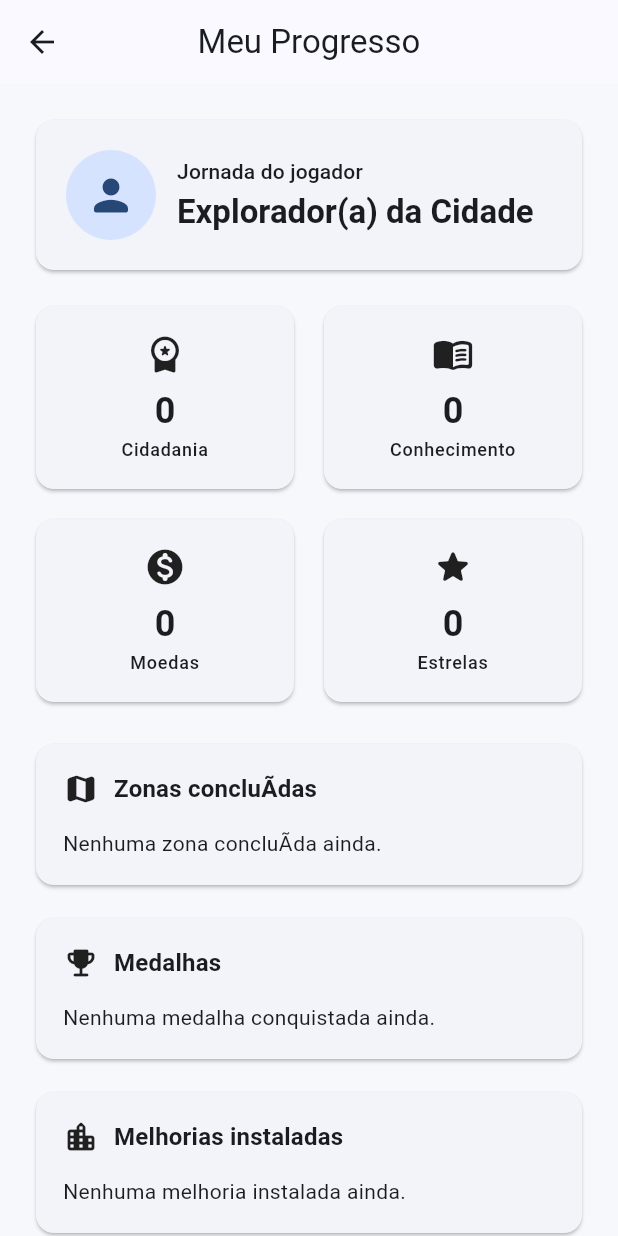
After one commit to adelmomelo-art/cidade_em_movimento, a Flutter app: the PlayerProgressScreen screen opened by its route, on a phone screen of 412 x 824 dp. The commit adds this screen. Run offline on Flutter 3.47's test engine with Material 3 defaults, Android fonts, the phone set to English and light mode, and no system bars; our stand-ins replace shared_preferences; accounts and stored records are empty.

Commit message:
feat(p1-c): adiciona tela de progresso do jogador

```diff
--- a/lib/app/routes.dart
+++ b/lib/app/routes.dart
@@ -16,6 +16,7 @@ import '../screens/home/home_screen.dart';
 import '../screens/intro/intro_screen.dart';
 import '../screens/mission/mission_screen.dart';
 import '../screens/mission_result/mission_result_screen.dart';
+import '../screens/player_progress/player_progress_screen.dart';
 import '../screens/profile/profile_screen.dart';
 import '../screens/zone_1_map/zone_1_map_screen.dart';
 
@@ -27,6 +28,7 @@ class AppRoutes {
   static const avatar = '/avatar';
   static const intro = '/intro';
   static const zone1 = '/zone-1';
+  static const playerProgress = '/player-progress';
   static const mission1 = '/zone-1/mission-1';
   static const mission2 = '/zone-1/mission-2';
   static const mission3 = '/zone-1/mission-3';
@@ -74,6 +76,14 @@ class AppRoutes {
           builder: (_) => Zone1MapScreen(controller: controller),
         );
 
+      case playerProgress:
+        if (!controller.hasProfile) {
+          return _invalidRoute(settings);
+        }
+        return MaterialPageRoute<void>(
+          settings: settings,
+          builder: (_) => PlayerProgressScreen(controller: controller),
+        );
       case mission1:
         final profile = controller.profile;
         if (profile == null) {
--- /dev/null
+++ b/lib/screens/player_progress/player_progress_screen.dart
@@ -0,0 +1,331 @@
+import 'package:flutter/material.dart';
+
+import '../../controllers/player_controller.dart';
+import '../../core/enums/player_type.dart';
+import '../../data/upgrades/upgrade_catalog.dart';
+import '../../data/zones/zone_catalog.dart';
+
+class PlayerProgressScreen extends StatelessWidget {
+  const PlayerProgressScreen({super.key, required this.controller});
+
+  final PlayerController controller;
+
+  static const _zone1MedalId = 'PROTETOR_DA_ESCOLA';
+
+  String _medalLabel(String medalId) {
+    switch (medalId) {
+      case _zone1MedalId:
+        return 'Protetor da Escola';
+      default:
+        return medalId;
+    }
+  }
+
+  @override
+  Widget build(BuildContext context) {
+    return AnimatedBuilder(
+      animation: controller,
+      builder: (context, _) {
+        final progress = controller.progress;
+        final profile = controller.profile;
+
+        final totalStars = progress.missionStars.values.fold<int>(
+          0,
+          (total, stars) => total + stars,
+        );
+
+        final installedUpgrades = upgradeCatalog
+            .where((upgrade) => progress.purchasedUpgrades.contains(upgrade.id))
+            .toList(growable: false);
+
+        final completedZones = zoneCatalog
+            .where((zone) => progress.completedZones.contains(zone.id))
+            .toList(growable: false);
+
+        return Scaffold(
+          appBar: AppBar(title: const Text('Meu Progresso')),
+          body: SafeArea(
+            child: CustomScrollView(
+              slivers: [
+                SliverPadding(
+                  padding: const EdgeInsets.fromLTRB(20, 20, 20, 28),
+                  sliver: SliverList(
+                    delegate: SliverChildListDelegate([
+                      _PlayerHeader(
+                        profileTitle: profile?.type.initialTitle ?? 'Jogador',
+                      ),
+                      const SizedBox(height: 16),
+                      _ResourceGrid(
+                        citizenship: progress.citizenshipXp,
+                        knowledge: progress.knowledge,
+                        coins: progress.coins,
+                        stars: totalStars,
+                      ),
+                      const SizedBox(height: 20),
+                      _SectionCard(
+                        title: 'Zonas concluÃ­das',
+                        icon: Icons.map_rounded,
+                        emptyText: 'Nenhuma zona concluÃ­da ainda.',
+                        children: [
+                          for (final zone in completedZones)
+                            _ProgressRow(
+                              icon: Icons.check_circle_rounded,
+                              title: zone.title,
+                              subtitle: 'ConcluÃ­da',
+                            ),
+                        ],
+                      ),
+                      const SizedBox(height: 14),
+                      _SectionCard(
+                        title: 'Medalhas',
+                        icon: Icons.emoji_events_rounded,
+                        emptyText: 'Nenhuma medalha conquistada ainda.',
+                        children: [
+                          for (final medalId in progress.medals)
+                            _ProgressRow(
+                              icon: Icons.workspace_premium_rounded,
+                              title: _medalLabel(medalId),
+                              subtitle: 'Conquistada',
+                            ),
+                        ],
+                      ),
+                      const SizedBox(height: 14),
+                      _SectionCard(
+                        title: 'Melhorias instaladas',
+                        icon: Icons.location_city_rounded,
+                        emptyText: 'Nenhuma melhoria instalada ainda.',
+                        children: [
+                          for (final upgrade in installedUpgrades)
+                            _ProgressRow(
+                              icon: Icons.check_circle_outline_rounded,
+                              title: upgrade.title,
+                              subtitle: upgrade.description,
+                            ),
+                        ],
+                      ),
+                    ]),
+                  ),
+                ),
+              ],
+            ),
+          ),
+        );
+      },
+    );
+  }
+}
+
+class _PlayerHeader extends StatelessWidget {
+  const _PlayerHeader({required this.profileTitle});
+
+  final String profileTitle;
+
+  @override
+  Widget build(BuildContext context) {
+    return Card(
+      child: Padding(
+        padding: const EdgeInsets.all(20),
+        child: Row(
+          children: [
+            const CircleAvatar(
+              radius: 30,
+              child: Icon(Icons.person_rounded, size: 34),
+            ),
+            const SizedBox(width: 14),
+            Expanded(
+              child: Column(
+                crossAxisAlignment: CrossAxisAlignment.start,
+                children: [
+                  Text(
+                    'Jornada do jogador',
+                    style: Theme.of(context).textTheme.labelLarge,
+                  ),
+                  const SizedBox(height: 3),
+                  Text(
+                    profileTitle,
+                    style: Theme.of(context).textTheme.titleLarge?.copyWith(
+                      fontWeight: FontWeight.bold,
+                    ),
+                  ),
+                ],
+              ),
+            ),
+          ],
+        ),
+      ),
+    );
+  }
+}
+
+class _ResourceGrid extends StatelessWidget {
+  const _ResourceGrid({
+    required this.citizenship,
+    required this.knowledge,
+    required this.coins,
+    required this.stars,
+  });
+
+  final int citizenship;
+  final int knowledge;
+  final int coins;
+  final int stars;
+
+  @override
+  Widget build(BuildContext context) {
+    final items = <({IconData icon, String label, int value})>[
+      (
+        icon: Icons.workspace_premium_rounded,
+        label: 'Cidadania',
+        value: citizenship,
+      ),
+      (icon: Icons.menu_book_rounded, label: 'Conhecimento', value: knowledge),
+      (icon: Icons.monetization_on_rounded, label: 'Moedas', value: coins),
+      (icon: Icons.star_rounded, label: 'Estrelas', value: stars),
+    ];
+
+    return LayoutBuilder(
+      builder: (context, constraints) {
+        final columns = constraints.maxWidth >= 700 ? 4 : 2;
+        final width = (constraints.maxWidth - (12 * (columns - 1))) / columns;
+
+        return Wrap(
+          spacing: 12,
+          runSpacing: 12,
+          children: [
+            for (final item in items)
+              SizedBox(
+                width: width,
+                child: _MetricCard(
+                  icon: item.icon,
+                  label: item.label,
+                  value: item.value,
+                ),
+              ),
+          ],
+        );
+      },
+    );
+  }
+}
+
+class _MetricCard extends StatelessWidget {
+  const _MetricCard({
+    required this.icon,
+    required this.label,
+    required this.value,
+  });
+
+  final IconData icon;
+  final String label;
+  final int value;
+
+  @override
+  Widget build(BuildContext context) {
+    return Card(
+      child: Padding(
+        padding: const EdgeInsets.symmetric(horizontal: 12, vertical: 18),
+        child: Column(
+          children: [
+            Icon(icon, size: 28),
+            const SizedBox(height: 8),
+            Text(
+              '$value',
+              style: Theme.of(
+                context,
+              ).textTheme.headlineSmall?.copyWith(fontWeight: FontWeight.bold),
+            ),
+            const SizedBox(height: 2),
+            Text(
+              label,
+              textAlign: TextAlign.center,
+              style: Theme.of(context).textTheme.labelMedium,
+            ),
+          ],
+        ),
+      ),
+    );
+  }
+}
+
+class _SectionCard extends StatelessWidget {
+  const _SectionCard({
+    required this.title,
+    required this.icon,
+    required this.emptyText,
+    required this.children,
+  });
+
+  final String title;
+  final IconData icon;
+  final String emptyText;
+  final List<Widget> children;
+
+  @override
+  Widget build(BuildContext context) {
+    return Card(
+      child: Padding(
+        padding: const EdgeInsets.all(18),
+        child: Column(
+          crossAxisAlignment: CrossAxisAlignment.start,
+          children: [
+            Row(
+              children: [
+                Icon(icon),
+                const SizedBox(width: 10),
+                Expanded(
+                  child: Text(
+                    title,
+                    style: Theme.of(context).textTheme.titleMedium?.copyWith(
+                      fontWeight: FontWeight.bold,
+                    ),
+                  ),
+                ),
+              ],
+            ),
+            const SizedBox(height: 14),
+            if (children.isEmpty)
+              Text(emptyText)
+            else
+              for (var index = 0; index < children.length; index++) ...[
+                children[index],
+                if (index < children.length - 1) const Divider(height: 22),
+              ],
+          ],
+        ),
+      ),
+    );
+  }
+}
+
+class _ProgressRow extends StatelessWidget {
+  const _ProgressRow({
+    required this.icon,
+    required this.title,
+    required this.subtitle,
+  });
+
+  final IconData icon;
+  final String title;
+  final String subtitle;
+
+  @override
+  Widget build(BuildContext context) {
+    return Row(
+      crossAxisAlignment: CrossAxisAlignment.start,
+      children: [
+        Icon(icon, size: 24),
+        const SizedBox(width: 12),
+        Expanded(
+          child: Column(
+            crossAxisAlignment: CrossAxisAlignment.start,
+            children: [
+              Text(title, style: const TextStyle(fontWeight: FontWeight.bold)),
+              const SizedBox(height: 3),
+              Text(subtitle),
+            ],
+          ),
+        ),
+      ],
+    );
+  }
+}
--- a/lib/screens/zone_1_map/zone_1_map_screen.dart
+++ b/lib/screens/zone_1_map/zone_1_map_screen.dart
@@ -32,7 +32,18 @@ class Zone1MapScreen extends StatelessWidget {
         );
 
         return Scaffold(
-          appBar: AppBar(title: const Text('Bairro / Escola')),
+          appBar: AppBar(
+            title: const Text('Bairro / Escola'),
+            actions: [
+              IconButton(
+                tooltip: 'Meu Progresso',
+                onPressed: () {
+                  Navigator.of(context).pushNamed(AppRoutes.playerProgress);
+                },
+                icon: const Icon(Icons.insights_rounded),
+              ),
+            ],
+          ),
           body: SafeArea(
             child: CustomScrollView(
               slivers: [
```
Also changed, not shown: 1 other file.
